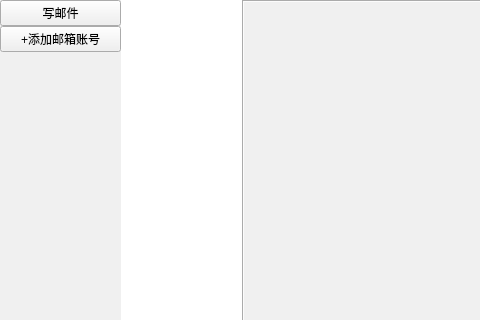
Before: the Qt Designer form email_proxy/mainwidget.ui in Ruinwalker7/Email-Proxy, drawn with Qt 5; both pictures show x 0 to 480 and y 0 to 320 of the 1151 by 761 pixel window.
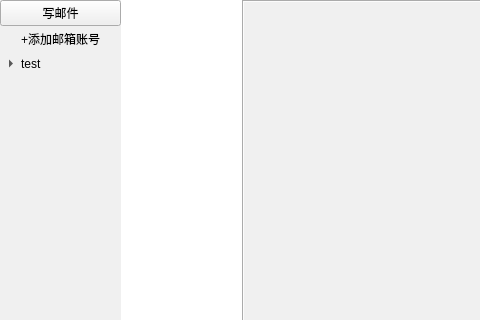
After: the same form once the commit is applied.

The edit to the form file:
```diff
--- a/email_proxy/mainwidget.ui
+++ b/email_proxy/mainwidget.ui
@@ -84,9 +84,43 @@
        </widget>
       </item>
       <item>
-       <widget class="QPushButton" name="pushButton">
+       <widget class="QPushButton" name="add">
+        <property name="autoFillBackground">
+         <bool>false</bool>
+        </property>
         <property name="text">
          <string>+添加邮箱账号</string>
+        </property>
+        <property name="autoDefault">
+         <bool>false</bool>
+        </property>
+        <property name="default">
+         <bool>false</bool>
+        </property>
+        <property name="flat">
+         <bool>true</bool>
+        </property>
+       </widget>
+      </item>
+      <item>
+       <widget class="QToolButton" name="toolButton">
+        <property name="sizePolicy">
+         <sizepolicy hsizetype="Preferred" vsizetype="Fixed">
+          <horstretch>0</horstretch>
+          <verstretch>0</verstretch>
+         </sizepolicy>
+        </property>
+        <property name="text">
+         <string>test</string>
+        </property>
+        <property name="toolButtonStyle">
+         <enum>Qt::ToolButtonTextBesideIcon</enum>
+        </property>
+        <property name="autoRaise">
+         <bool>true</bool>
+        </property>
+        <property name="arrowType">
+         <enum>Qt::RightArrow</enum>
         </property>
        </widget>
       </item>
```
